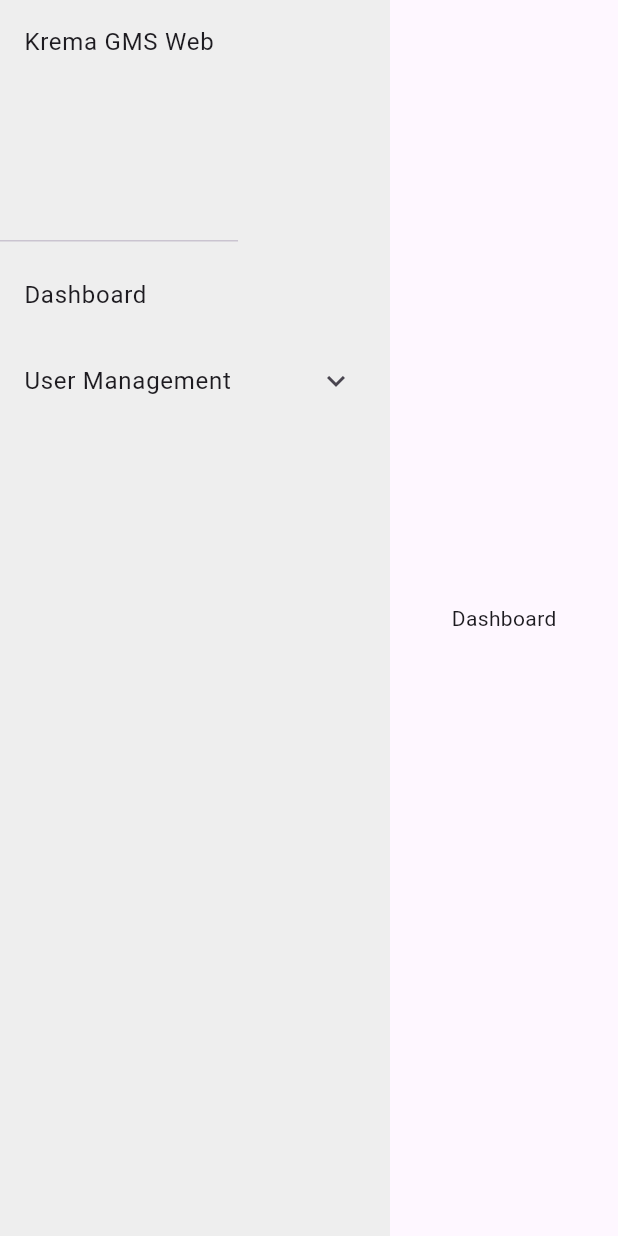
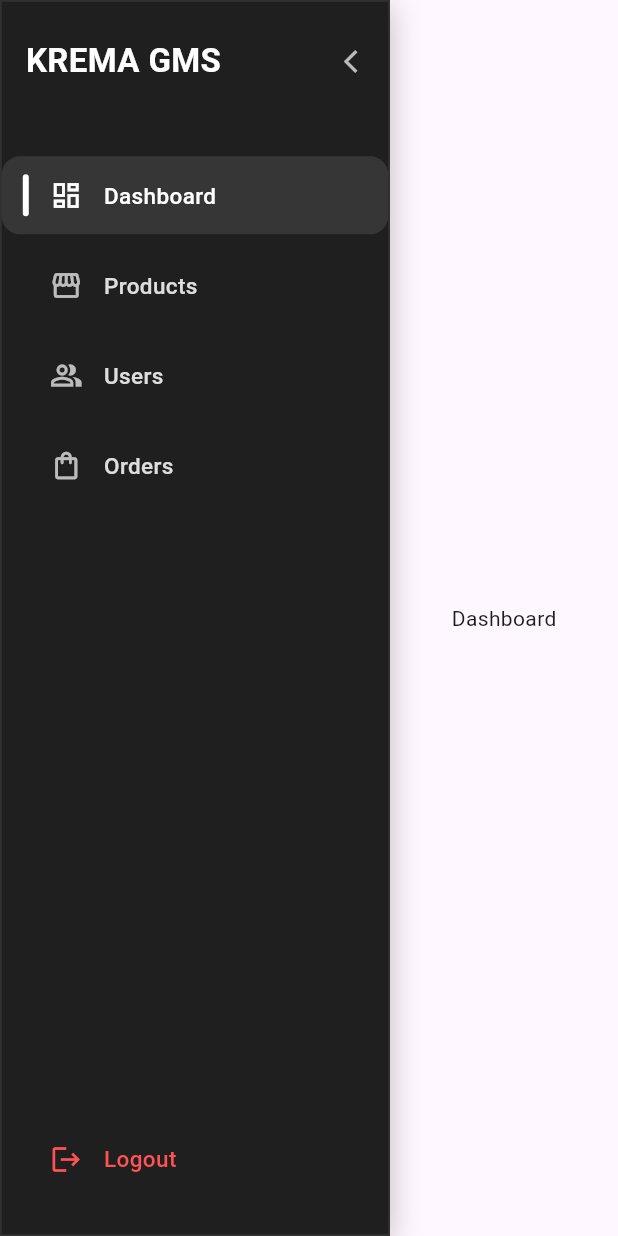
Before and after one commit to redaya88/krema-gms-web-flutter, a Flutter app: the DashboardView screen opened by its route, on a phone screen of 412 x 824 dp. Run offline on Flutter 3.47's test engine with Material 3 defaults, Android fonts, the phone set to English and light mode, and no system bars; our stand-ins replace get, get_storage; accounts and stored records are empty.

Commit message:
fix: change design of sidebar

```diff
--- a/lib/core/widgets/sidebar.dart
+++ b/lib/core/widgets/sidebar.dart
@@ -1,44 +1,158 @@
 import 'package:flutter/material.dart';
-import 'package:get/get.dart';
-import '../routes/app_routes.dart';
 
-class Sidebar extends StatelessWidget {
+class Sidebar extends StatefulWidget {
   const Sidebar({super.key});
 
   @override
+  State<Sidebar> createState() => _SidebarState();
+}
+
+class _SidebarState extends State<Sidebar> {
+  bool collapsed = false;
+  String active = "Dashboard";
+
+  @override
   Widget build(BuildContext context) {
-    return Container(
-      width: 260,
-      color: Colors.grey[200],
+    return AnimatedContainer(
+      duration: const Duration(milliseconds: 240),
+      width: collapsed ? 80 : 260,
+      decoration: BoxDecoration(
+        color: const Color(0xFF1F1F1F),
+        boxShadow: [
+          BoxShadow(
+            color: Colors.black.withOpacity(0.25),
+            blurRadius: 16,
+            offset: const Offset(0, 4),
+          ),
+        ],
+        border: Border.all(
+          color: Colors.white.withOpacity(0.08),
+          width: 1.2,
+        ),
+      ),
       child: Column(
-        crossAxisAlignment: CrossAxisAlignment.start,
         children: [
-          const DrawerHeader(child: Text("Krema GMS Web")),
+          // TOP SECTION
+          Padding(
+            padding: const EdgeInsets.symmetric(vertical: 24, horizontal: 16),
+            child: Row(
+              children: [
+                // Logo text (only when expanded)
+                if (!collapsed)
+                  Expanded(
+                    child: Text(
+                      "KREMA GMS",
+                      style: TextStyle(
+                        color: Colors.white,
+                        fontSize: 22,
+                        fontWeight: FontWeight.bold,
+                      ),
+                      overflow: TextOverflow.fade,
+                      softWrap: false,
+                    ),
+                  ),
 
-          ListTile(
-            title: const Text("Dashboard"),
-            onTap: () => Get.toNamed(AppRoutes.DASHBOARD),
+                // Collapse button (always visible)
+                InkWell(
+                  onTap: () => setState(() => collapsed = !collapsed),
+                  child: Icon(
+                    collapsed
+                        ? Icons.arrow_forward_ios
+                        : Icons.arrow_back_ios_new,
+                    color: Colors.white70,
+                    size: 18,
+                  ),
+                ),
+              ],
+            ),
           ),
 
-          ExpansionTile(
-            title: const Text("User Management"),
-            children: [
-              ListTile(
-                title: const Text("Users"),
-                onTap: () => Get.toNamed(AppRoutes.USERS),
-              ),
-              ListTile(
-                title: const Text("Roles"),
-                onTap: () => Get.toNamed(AppRoutes.ROLES),
-              ),
-              ListTile(
-                title: const Text("Features"),
-                onTap: () => Get.toNamed(AppRoutes.FEATURES),
-              ),
-            ],
-          )
+          const SizedBox(height: 20),
+
+          // NAV ITEMS
+          _navItem(Icons.dashboard_outlined, "Dashboard"),
+          _navItem(Icons.storefront_outlined, "Products"),
+          _navItem(Icons.people_alt_outlined, "Users"),
+          _navItem(Icons.shopping_bag_outlined, "Orders"),
+
+          const Spacer(),
+
+          _navItem(Icons.logout, "Logout", isDanger: true),
+          const SizedBox(height: 20),
         ],
       ),
     );
   }
+
+  Widget _navItem(IconData icon, String label, {bool isDanger = false}) {
+    bool isActive = active == label;
+
+    return InkWell(
+      onTap: () => setState(() => active = label),
+      child: MouseRegion(
+        cursor: SystemMouseCursors.click,
+        child: AnimatedContainer(
+          duration: const Duration(milliseconds: 200),
+          padding: EdgeInsets.symmetric(
+            vertical: 12,
+            horizontal: collapsed ? 0 : 14, // reduce on collapse
+          ),
+          margin: const EdgeInsets.symmetric(vertical: 4),
+          decoration: BoxDecoration(
+            color: isActive && !collapsed
+                ? Colors.white.withOpacity(0.10)
+                : Colors.transparent,
+            borderRadius: BorderRadius.circular(12),
+          ),
+          child: Row(
+            mainAxisAlignment:
+                collapsed ? MainAxisAlignment.center : MainAxisAlignment.start,
+            children: [
+              // ACTIVE BAR (only when expanded)
+              if (!collapsed)
+                AnimatedContainer(
+                  duration: const Duration(milliseconds: 250),
+                  width: 4,
+                  height: 28,
+                  decoration: BoxDecoration(
+                    color: isActive ? Colors.white : Colors.transparent,
+                    borderRadius: BorderRadius.circular(4),
+                  ),
+                ),
+
+              if (!collapsed) const SizedBox(width: 14),
+
+              // ICON
+              Icon(
+                icon,
+                color: isDanger
+                    ? Colors.redAccent
+                    : (isActive ? Colors.white : Colors.white70),
+                size: collapsed ? 26 : 22,
+              ),
+
+              // TEXT ONLY IF NOT COLLAPSED
+              if (!collapsed) ...[
+                const SizedBox(width: 14),
+                Expanded(
+                  child: Text(
+                    label,
+                    style: TextStyle(
+                      color: isDanger
+                          ? Colors.redAccent
+                          : (isActive
+                              ? Colors.white
+                              : Colors.white.withOpacity(0.85)),
+                      fontSize: 15,
+                      fontWeight: FontWeight.w500,
+                    ),
+                  ),
+                ),
+              ],
+            ],
+          ),
+        ),
+      ),
+    );
+  }
 }
```
Also changed, not shown: flutter_01.png (added), flutter_02.png (added), flutter_03.png (added).
